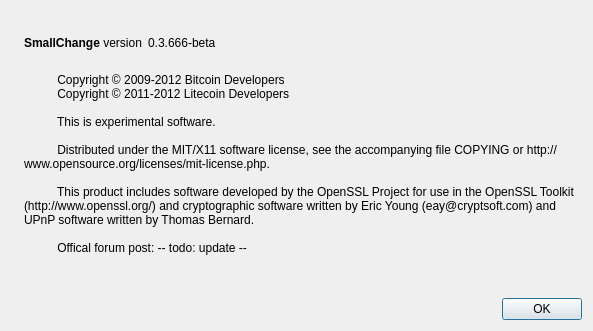
Qt form src/qt/forms/aboutdialog.ui (tocacyy/BudCoin) before a commit.
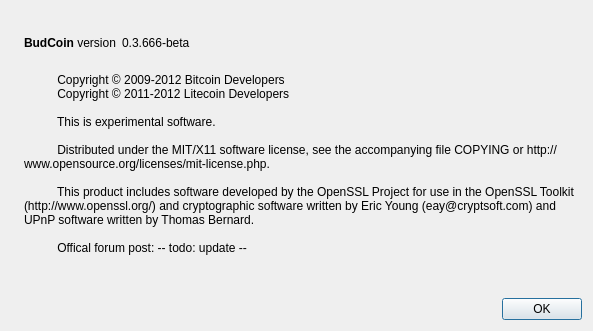
The same form after that commit. Icons and pictures are not drawn.

```diff
--- a/src/qt/forms/aboutdialog.ui
+++ b/src/qt/forms/aboutdialog.ui
@@ -50,7 +50,7 @@
           <cursorShape>IBeamCursor</cursorShape>
          </property>
          <property name="text">
-          <string>&lt;b&gt;SmallChange&lt;/b&gt; version</string>
+          <string>&lt;b&gt;BudCoin&lt;/b&gt; version</string>
          </property>
          <property name="textInteractionFlags">
           <set>Qt::LinksAccessibleByMouse|Qt::TextSelectableByKeyboard|Qt::TextSelectableByMouse</set>
```
Left out of the diff: 2 changed lines with no effect on the pictures.
